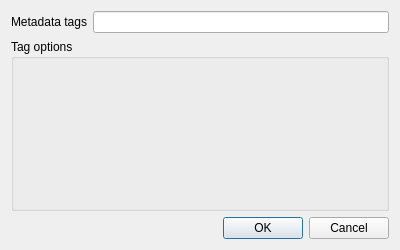
The window that tagnameeditdialog.ui (cgilles/digikam-analogexif) describes before a commit, drawn with Qt 5.
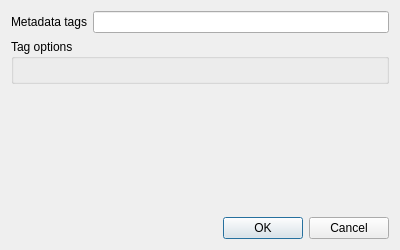
The same window after the commit.

Diff of the .ui file:
```diff
--- a/tagnameeditdialog.ui
+++ b/tagnameeditdialog.ui
@@ -42,6 +42,19 @@
      <layout class="QVBoxLayout" name="verticalLayout"/>
     </widget>
    </item>
+   <item>
+    <spacer name="verticalSpacer">
+     <property name="orientation">
+      <enum>Qt::Vertical</enum>
+     </property>
+     <property name="sizeHint" stdset="0">
+      <size>
+       <width>20</width>
+       <height>40</height>
+      </size>
+     </property>
+    </spacer>
+   </item>
    <item>
     <widget class="QDialogButtonBox" name="buttonBox">
      <property name="standardButtons">
```
